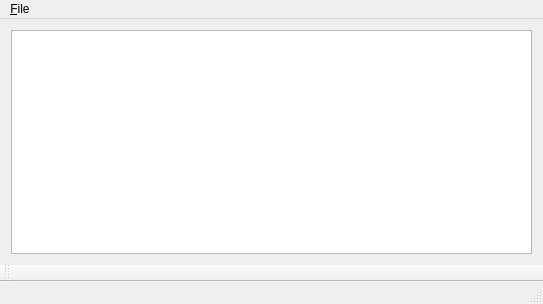
LebedevRI/qsanitizer, file mainwindow.ui: the form before one commit.
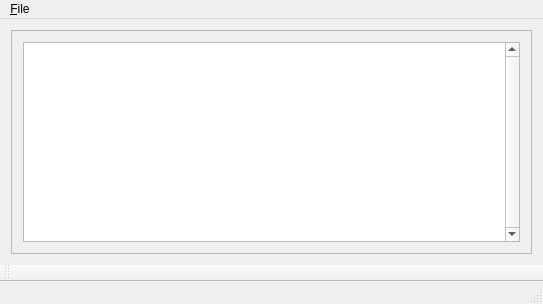
The form after the commit.

Commit message: Split leaks and display them as separate list items

```diff
--- a/mainwindow.ui
+++ b/mainwindow.ui
@@ -16,7 +16,48 @@
   <widget class="QWidget" name="centralWidget">
    <layout class="QVBoxLayout" name="verticalLayout">
     <item>
-     <widget class="QTextBrowser" name="textBrowser"/>
+     <widget class="QScrollArea" name="scrollArea">
+      <property name="widgetResizable">
+       <bool>true</bool>
+      </property>
+      <widget class="QWidget" name="scrollAreaWidgetContents">
+       <property name="geometry">
+        <rect>
+         <x>0</x>
+         <y>0</y>
+         <width>523</width>
+         <height>226</height>
+        </rect>
+       </property>
+       <layout class="QVBoxLayout" name="verticalLayout_2">
+        <item>
+         <widget class="QListWidget" name="listWidget">
+          <property name="verticalScrollBarPolicy">
+           <enum>Qt::ScrollBarAlwaysOn</enum>
+          </property>
+          <property name="editTriggers">
+           <set>QAbstractItemView::NoEditTriggers</set>
+          </property>
+          <property name="showDropIndicator" stdset="0">
+           <bool>false</bool>
+          </property>
+          <property name="alternatingRowColors">
+           <bool>true</bool>
+          </property>
+          <property name="verticalScrollMode">
+           <enum>QAbstractItemView::ScrollPerPixel</enum>
+          </property>
+          <property name="horizontalScrollMode">
+           <enum>QAbstractItemView::ScrollPerPixel</enum>
+          </property>
+          <property name="spacing">
+           <number>5</number>
+          </property>
+         </widget>
+        </item>
+       </layout>
+      </widget>
+     </widget>
     </item>
    </layout>
   </widget>
```
The commit also changes 1 other file.
